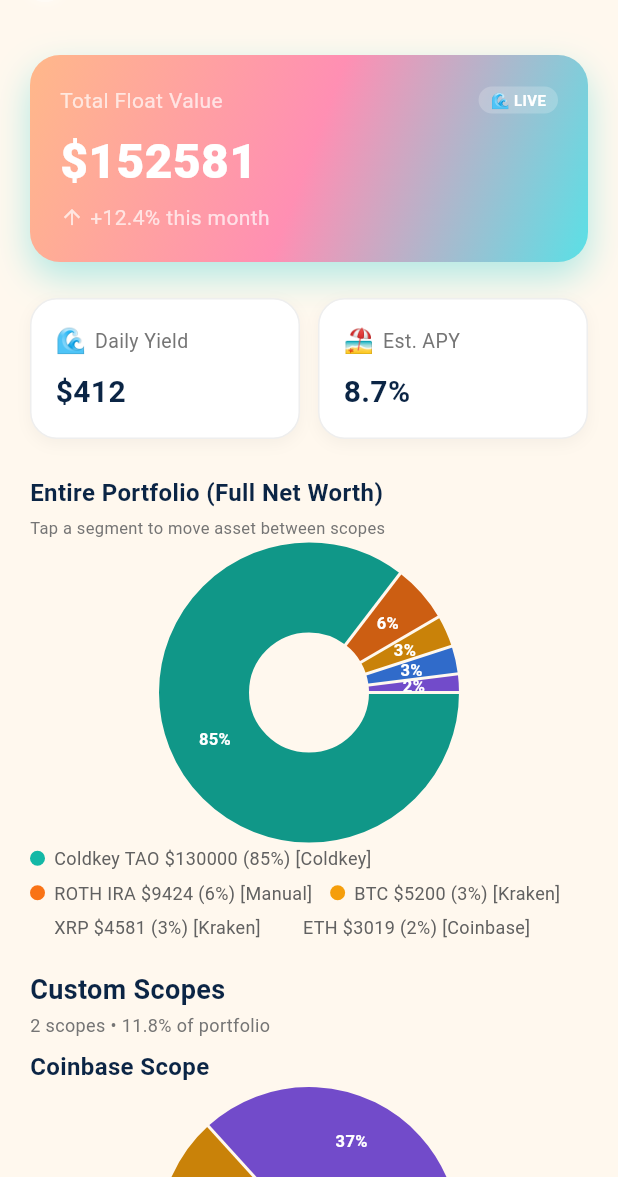
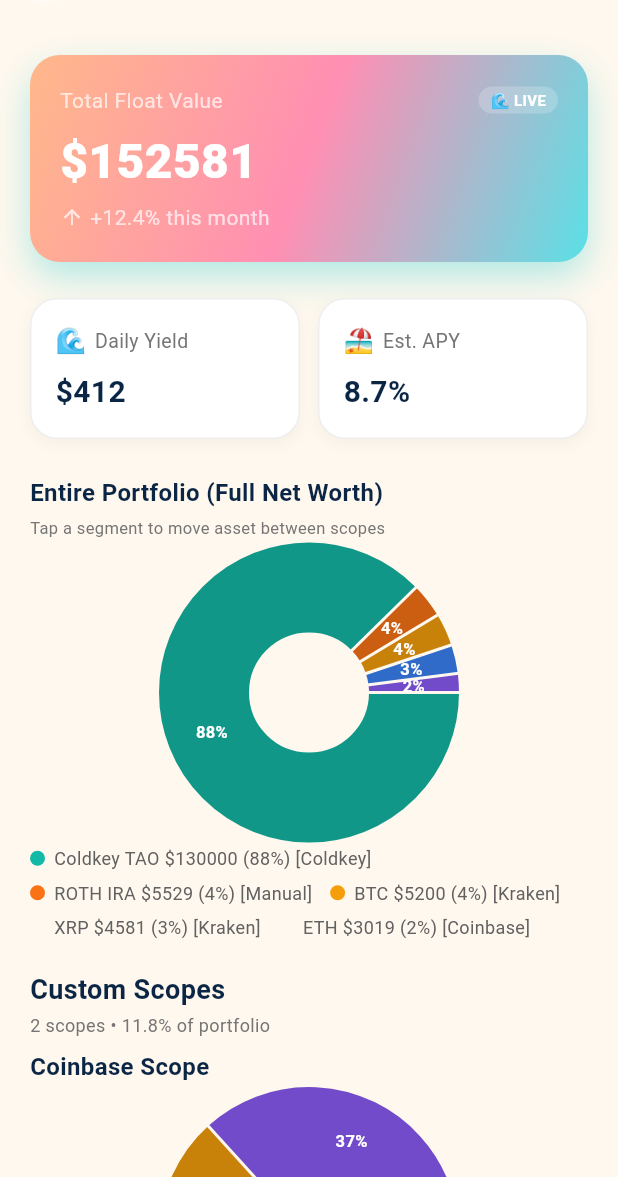
Before and after one commit to thefloatbuilder/float_financial, a Flutter app: the PortfolioScreen screen opened by its route, on a phone screen of 412 x 824 dp, the part 59-1236 px from its top. Run offline on Flutter 3.47's test engine with Material 3 defaults, Android fonts, the phone set to English and light mode, and no system bars; drawn by our look-alikes of fl_chart, flutter_animate; our stand-ins replace flutter_local_notifications, flutter_riverpod, go_router, hive_flutter, shared_preferences, supabase_flutter; missing offline and left inert: dart:html, flutter_email_sender; accounts and stored records are empty; statements that could not run were skipped.

Commit message:
Fix ROTH IRA balance to actual: ,528.68

```diff
--- a/lib/features/portfolio/portfolio_screen.dart
+++ b/lib/features/portfolio/portfolio_screen.dart
@@ -163,7 +163,7 @@ class PortfolioScreen extends ConsumerWidget {
             const SizedBox(height: 12),
             _buildHoldingCard(context, 'Coldkey Stake', '${(portfolio['total_stake'] as num?)?.toDouble() ?? 142.5} TAO', '\$${(totalValue * 0.85).toStringAsFixed(0)}', '🛟', isDark),
             const SizedBox(height: 10),
-            _buildHoldingCard(context, 'ROTH IRA', 'Mixed Assets', '\$${(portfolio['roth_ira']?['total_usd'] as num?)?.toStringAsFixed(0) ?? '9,424'}', '🏝️', isDark),
+            _buildHoldingCard(context, 'ROTH IRA', 'Mixed Assets', '\$${(portfolio['roth_ira']?['total_usd'] as num?)?.toStringAsFixed(0) ?? '5,528'}', '🏝️', isDark),
 
             const SizedBox(height: 24),
             Container(
--- a/lib/shared/providers/portfolio_provider.dart
+++ b/lib/shared/providers/portfolio_provider.dart
@@ -18,11 +18,11 @@ class PortfolioNotifier extends StateNotifier<Map<String, dynamic>> {
     'roth_ira': {
       'btc_amount': 0.07398868,
       'xrp_amount': 808.88,
-      'total_usd': 9424.23,
+      'total_usd': 5528.68,
     },
     'holdings': [
       {'name': 'Coldkey TAO', 'value': 130000.0, 'color': 0xFF14B8A6, 'source': 'Coldkey'},
-      {'name': 'ROTH IRA', 'value': 9424.0, 'color': 0xFFF97316, 'source': 'Manual'},
+      {'name': 'ROTH IRA', 'value': 5528.68, 'color': 0xFFF97316, 'source': 'Manual'},
       {'name': 'BTC', 'value': 5200.0, 'color': 0xFFF59E0B, 'source': 'Coinbase'},
       {'name': 'XRP', 'value': 4581.0, 'color': 0x3B82F6, 'source': 'Kraken'},
       {'name': 'ETH', 'value': 3019.0, 'color': 0x8B5CF6, 'source': 'Binance'},
@@ -64,7 +64,7 @@ class PortfolioNotifier extends StateNotifier<Map<String, dynamic>> {
         final updated = {
           'btc_amount': 0.07398868,
           'xrp_amount': 808.88,
-          'total_usd': 9424.23,
+          'total_usd': 5528.68,
         };
         state = {...state, 'roth_ira': updated};
         await LocalStorageService.saveROTH(updated);
```
